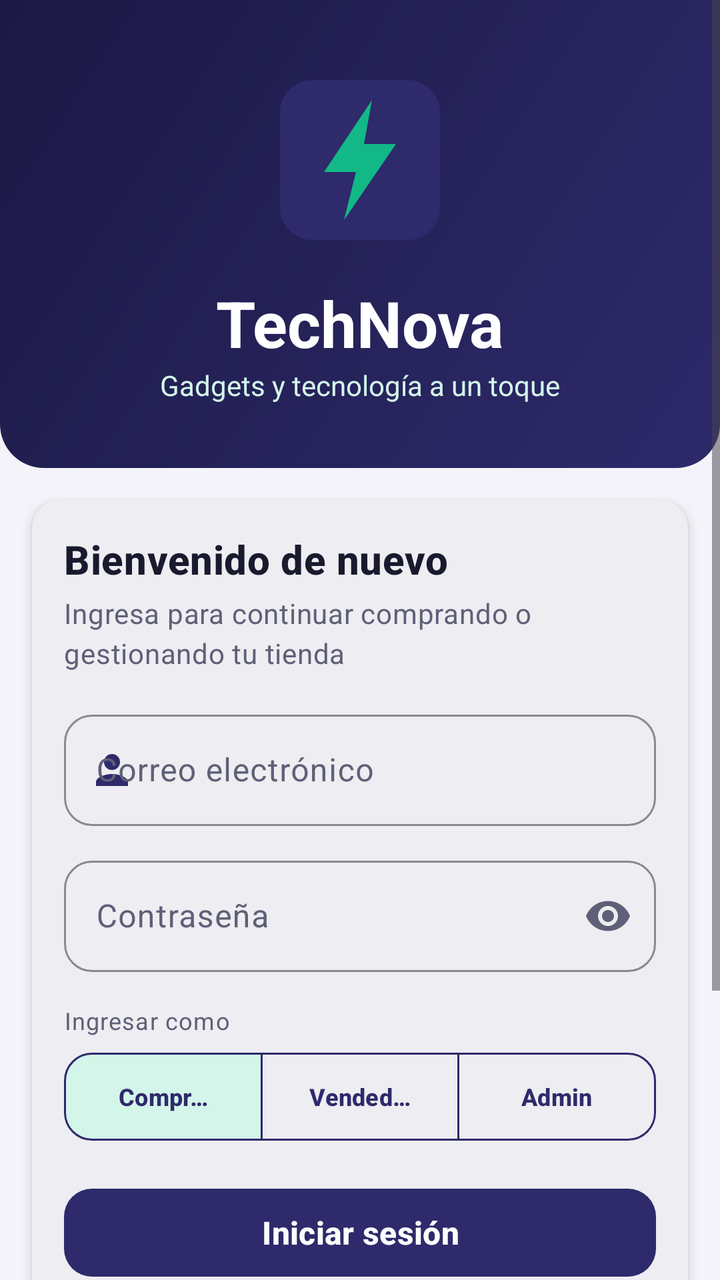
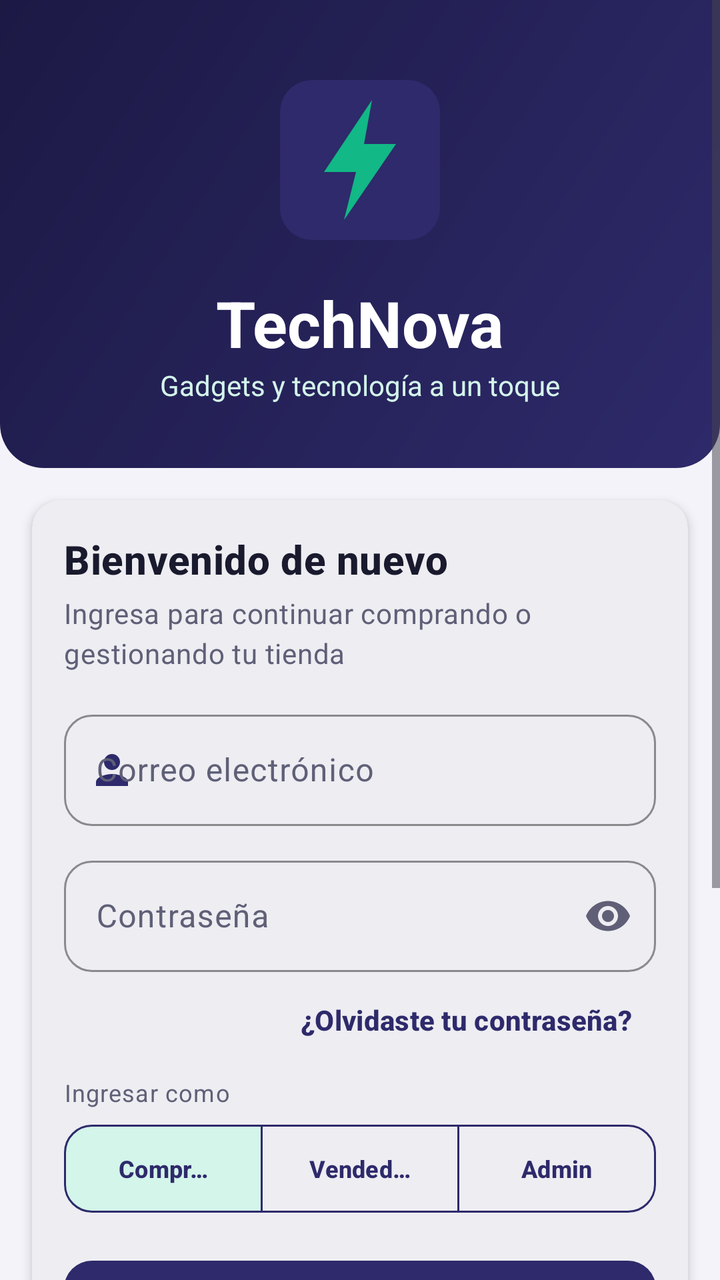

Compare the two renders of this Android layout. The source of the first and the diff that turns it into the second are given below.
<!-- AndroidManifest.xml: application theme Theme.TechNova -->
<!-- res/layout/activity_login.xml -->
<?xml version="1.0" encoding="utf-8"?>
<ScrollView xmlns:android="http://schemas.android.com/apk/res/android"
    xmlns:app="http://schemas.android.com/apk/res-auto"
    android:layout_width="match_parent"
    android:layout_height="match_parent"
    android:background="@color/tn_background"
    android:fillViewport="true">

    <androidx.constraintlayout.widget.ConstraintLayout
        android:layout_width="match_parent"
        android:layout_height="wrap_content"
        android:paddingBottom="@dimen/space_xl">

        
        <LinearLayout
            android:id="@+id/header"
            android:layout_width="0dp"
            android:layout_height="wrap_content"
            android:background="@drawable/bg_header"
            android:gravity="center"
            android:orientation="vertical"
            android:paddingTop="@dimen/space_xxl"
            android:paddingBottom="@dimen/space_xxl"
            app:layout_constraintEnd_toEndOf="parent"
            app:layout_constraintStart_toStartOf="parent"
            app:layout_constraintTop_toTopOf="parent">

            <ImageView
                android:layout_width="@dimen/logo_size"
                android:layout_height="@dimen/logo_size"
                android:contentDescription="@string/cd_logo"
                android:src="@drawable/ic_logo" />

            <TextView
                android:layout_width="wrap_content"
                android:layout_height="wrap_content"
                android:layout_marginTop="@dimen/space_m"
                android:text="@string/app_name"
                android:textColor="@color/tn_white"
                android:textSize="@dimen/text_display"
                android:textStyle="bold" />

            <TextView
                android:layout_width="wrap_content"
                android:layout_height="wrap_content"
                android:text="@string/app_slogan"
                android:textColor="@color/tn_mint_light"
                android:textSize="@dimen/text_body" />
        </LinearLayout>

        
        <com.google.android.material.card.MaterialCardView
            android:id="@+id/cardForm"
            android:layout_width="0dp"
            android:layout_height="wrap_content"
            android:layout_marginStart="@dimen/space_l"
            android:layout_marginTop="@dimen/space_l"
            android:layout_marginEnd="@dimen/space_l"
            app:layout_constraintEnd_toEndOf="parent"
            app:layout_constraintStart_toStartOf="parent"
            app:layout_constraintTop_toBottomOf="@id/header">

            <LinearLayout
                android:layout_width="match_parent"
                android:layout_height="wrap_content"
                android:orientation="vertical"
                android:padding="@dimen/space_l">

                <TextView
                    style="@style/Text.TechNova.Title"
                    android:layout_width="wrap_content"
                    android:layout_height="wrap_content"
                    android:text="@string/login_title" />

                <TextView
                    style="@style/Text.TechNova.Body"
                    android:layout_width="wrap_content"
                    android:layout_height="wrap_content"
                    android:layout_marginTop="@dimen/space_xs"
                    android:text="@string/login_subtitle" />

                <com.google.android.material.textfield.TextInputLayout
                    android:id="@+id/tilEmail"
                    android:layout_width="match_parent"
                    android:layout_height="wrap_content"
                    android:layout_marginTop="@dimen/space_l"
                    android:hint="@string/hint_email"
                    app:startIconDrawable="@drawable/ic_person"
                    app:startIconTint="@color/tn_indigo">

                    <com.google.android.material.textfield.TextInputEditText
                        android:id="@+id/etEmail"
                        android:layout_width="match_parent"
                        android:layout_height="wrap_content"
                        android:inputType="textEmailAddress" />
                </com.google.android.material.textfield.TextInputLayout>

                <com.google.android.material.textfield.TextInputLayout
                    android:id="@+id/tilPassword"
                    android:layout_width="match_parent"
                    android:layout_height="wrap_content"
                    android:layout_marginTop="@dimen/space_m"
                    android:hint="@string/hint_password"
                    app:endIconMode="password_toggle">

                    <com.google.android.material.textfield.TextInputEditText
                        android:id="@+id/etPassword"
                        android:layout_width="match_parent"
                        android:layout_height="wrap_content"
                        android:inputType="textPassword" />
                </com.google.android.material.textfield.TextInputLayout>

                <TextView
                    style="@style/Text.TechNova.Caption"
                    android:layout_width="wrap_content"
                    android:layout_height="wrap_content"
                    android:layout_marginTop="@dimen/space_l"
                    android:text="@string/label_role" />

                
                <com.google.android.material.button.MaterialButtonToggleGroup
                    android:id="@+id/toggleRole"
                    android:layout_width="match_parent"
                    android:layout_height="wrap_content"
                    android:layout_marginTop="@dimen/space_xs"
                    app:checkedButton="@id/btnRoleBuyer"
                    app:selectionRequired="true"
                    app:singleSelection="true">

                    <com.google.android.material.button.MaterialButton
                        android:id="@+id/btnRoleBuyer"
                        style="@style/Widget.TechNova.Button.Outlined"
                        android:layout_width="0dp"
                        android:layout_height="wrap_content"
                        android:layout_weight="1"
                        android:text="@string/role_buyer"
                        android:textSize="@dimen/text_caption" />

                    <com.google.android.material.button.MaterialButton
                        android:id="@+id/btnRoleSeller"
                        style="@style/Widget.TechNova.Button.Outlined"
                        android:layout_width="0dp"
                        android:layout_height="wrap_content"
                        android:layout_weight="1"
                        android:text="@string/role_seller"
                        android:textSize="@dimen/text_caption" />

                    <com.google.android.material.button.MaterialButton
                        android:id="@+id/btnRoleAdmin"
                        style="@style/Widget.TechNova.Button.Outlined"
                        android:layout_width="0dp"
                        android:layout_height="wrap_content"
                        android:layout_weight="1"
                        android:text="@string/role_admin"
                        android:textSize="@dimen/text_caption" />
                </com.google.android.material.button.MaterialButtonToggleGroup>

                <com.google.android.material.button.MaterialButton
                    android:id="@+id/btnLogin"
                    android:layout_width="match_parent"
                    android:layout_height="wrap_content"
                    android:layout_marginTop="@dimen/space_l"
                    android:text="@string/btn_login" />

                <TextView
                    style="@style/Text.TechNova.Caption"
                    android:layout_width="wrap_content"
                    android:layout_height="wrap_content"
                    android:layout_gravity="center_horizontal"
                    android:layout_marginTop="@dimen/space_s"
                    android:text="@string/txt_or" />

                <com.google.android.material.button.MaterialButton
                    android:id="@+id/btnGoogle"
                    style="@style/Widget.TechNova.Button.Outlined"
                    android:layout_width="match_parent"
                    android:layout_height="wrap_content"
                    android:layout_marginTop="@dimen/space_s"
                    android:text="@string/btn_google" />
            </LinearLayout>
        </com.google.android.material.card.MaterialCardView>

        <com.google.android.material.button.MaterialButton
            android:id="@+id/btnGoRegister"
            style="@style/Widget.TechNova.Button.Text"
            android:layout_width="wrap_content"
            android:layout_height="wrap_content"
            android:layout_marginTop="@dimen/space_m"
            android:text="@string/txt_no_account"
            app:layout_constraintEnd_toEndOf="parent"
            app:layout_constraintStart_toStartOf="parent"
            app:layout_constraintTop_toBottomOf="@id/cardForm" />

    </androidx.constraintlayout.widget.ConstraintLayout>
</ScrollView>
<!-- resources referenced by this layout -->
<resources>
  <color name="tn_background">#F4F3FA</color>
  <color name="tn_indigo">#2E2A6B</color>
  <color name="tn_mint_light">#D3F5EA</color>
  <color name="tn_white">#FFFFFF</color>
  <dimen name="logo_size">96dp</dimen>
  <dimen name="space_l">16dp</dimen>
  <dimen name="space_m">12dp</dimen>
  <dimen name="space_s">8dp</dimen>
  <dimen name="space_xl">24dp</dimen>
  <dimen name="space_xs">4dp</dimen>
  <dimen name="space_xxl">32dp</dimen>
  <dimen name="text_body">14sp</dimen>
  <dimen name="text_caption">12sp</dimen>
  <dimen name="text_display">32sp</dimen>
  <string name="app_name">TechNova</string>
  <string name="app_slogan">Gadgets y tecnología a un toque</string>
  <string name="btn_google">Continuar con Google</string>
  <string name="btn_login">Iniciar sesión</string>
  <string name="cd_logo">Logo de TechNova</string>
  <string name="hint_email">Correo electrónico</string>
  <string name="hint_password">Contraseña</string>
  <string name="label_role">Ingresar como</string>
  <string name="login_subtitle">Ingresa para continuar comprando o gestionando tu tienda</string>
  <string name="login_title">Bienvenido de nuevo</string>
  <string name="role_admin">Admin</string>
  <string name="role_buyer">Comprador</string>
  <string name="role_seller">Vendedor</string>
  <string name="txt_no_account">¿No tienes cuenta? Regístrate</string>
  <string name="txt_or">o</string>
  <style name="Text.TechNova.Body" parent="TextAppearance.Material3.BodyMedium">
          <item name="android:textSize">@dimen/text_body</item>
          <item name="android:textColor">@color/tn_text_secondary</item>
      </style>
  <style name="Text.TechNova.Caption" parent="TextAppearance.Material3.BodySmall">
          <item name="android:textSize">@dimen/text_caption</item>
          <item name="android:textColor">@color/tn_text_secondary</item>
      </style>
  <color name="tn_indigo_dark">#1C1945</color>
  <dimen name="radius_l">22dp</dimen>
  <color name="tn_mint">#12B886</color>
  <color name="tn_text_secondary">#5F6077</color>
  <dimen name="text_title">20sp</dimen>
  <color name="tn_text_primary">#1A1A2E</color>
  <dimen name="button_height">52dp</dimen>
  <dimen name="radius_m">14dp</dimen>
  <dimen name="text_subtitle">16sp</dimen>
  <dimen name="touch_min">48dp</dimen>
  <color name="tn_indigo_light">#E6E4F7</color>
  <color name="tn_coral">#FF6B4A</color>
  <color name="tn_status_error">#E5484D</color>
  <color name="tn_surface">#FFFFFF</color>
  <color name="tn_divider">#DCDBE8</color>
  <dimen name="card_elevation">3dp</dimen>
  <!-- unchanged entries left out for length: 10 -->
</resources>

<!-- the commit's change to res/layout/activity_login.xml (unified diff, before → after) -->
@@ -110,11 +110,20 @@
                         android:inputType="textPassword" />
                 </com.google.android.material.textfield.TextInputLayout>
 
+                
+                <com.google.android.material.button.MaterialButton
+                    android:id="@+id/btnForgot"
+                    style="@style/Widget.TechNova.Button.Text"
+                    android:layout_width="wrap_content"
+                    android:layout_height="wrap_content"
+                    android:layout_gravity="end"
+                    android:text="@string/txt_forgot_password" />
+
                 <TextView
                     style="@style/Text.TechNova.Caption"
                     android:layout_width="wrap_content"
                     android:layout_height="wrap_content"
-                    android:layout_marginTop="@dimen/space_l"
+                    android:layout_marginTop="@dimen/space_xs"
                     android:text="@string/label_role" />
 
                 
@@ -169,6 +178,18 @@
                     android:layout_gravity="center_horizontal"
                     android:layout_marginTop="@dimen/space_s"
                     android:text="@string/txt_or" />
+
+                
+                <com.google.android.material.button.MaterialButton
+                    android:id="@+id/btnBiometric"
+                    style="@style/Widget.TechNova.Button.Outlined"
+                    android:layout_width="match_parent"
+                    android:layout_height="wrap_content"
+                    android:layout_marginTop="@dimen/space_s"
+                    android:text="@string/btn_biometric"
+                    app:icon="@drawable/ic_fingerprint"
+                    app:iconGravity="textStart"
+                    app:iconTint="@color/tn_indigo" />
 
                 <com.google.android.material.button.MaterialButton
                     android:id="@+id/btnGoogle"
<!-- resource entries referenced after the edit -->
@@ -14,8 +14,42 @@
   <dimen name="text_body">14sp</dimen>
   <dimen name="text_caption">12sp</dimen>
   <dimen name="text_display">32sp</dimen>
+  <!-- drawable ic_fingerprint (drawable) -->
+  <?xml version="1.0" encoding="utf-8"?>
+  <vector xmlns:android="http://schemas.android.com/apk/res/android"
+      android:width="24dp"
+      android:height="24dp"
+      android:viewportWidth="24"
+      android:viewportHeight="24">
+      <path
+          android:pathData="M4.5,9.5a8,8 0 0 1 15,0"
+          android:strokeWidth="1.6"
+          android:strokeColor="@color/tn_indigo"
+          android:strokeLineCap="round" />
+      <path
+          android:pathData="M6.5,19c1,-1.8 1.5,-3.8 1.5,-6v-1a4,4 0 0 1 8,0v1.5"
+          android:strokeWidth="1.6"
+          android:strokeColor="@color/tn_indigo"
+          android:strokeLineCap="round" />
+      <path
+          android:pathData="M12,12v1.5c0,3 -0.8,5.6 -2.2,7.5"
+          android:strokeWidth="1.6"
+          android:strokeColor="@color/tn_indigo"
+          android:strokeLineCap="round" />
+      <path
+          android:pathData="M16,16.5c-0.2,1.6 -0.7,3.1 -1.4,4.5"
+          android:strokeWidth="1.6"
+          android:strokeColor="@color/tn_indigo"
+          android:strokeLineCap="round" />
+      <path
+          android:pathData="M19.5,13c0,1.3 -0.1,2.5 -0.4,3.7"
+          android:strokeWidth="1.6"
+          android:strokeColor="@color/tn_indigo"
+          android:strokeLineCap="round" />
+  </vector>
   <string name="app_name">TechNova</string>
   <string name="app_slogan">Gadgets y tecnología a un toque</string>
+  <string name="btn_biometric">Ingresar con huella</string>
   <string name="btn_google">Continuar con Google</string>
   <string name="btn_login">Iniciar sesión</string>
   <string name="cd_logo">Logo de TechNova</string>
@@ -27,6 +61,7 @@
   <string name="role_admin">Admin</string>
   <string name="role_buyer">Comprador</string>
   <string name="role_seller">Vendedor</string>
+  <string name="txt_forgot_password">¿Olvidaste tu contraseña?</string>
   <string name="txt_no_account">¿No tienes cuenta? Regístrate</string>
   <string name="txt_or">o</string>
   <style name="Text.TechNova.Body" parent="TextAppearance.Material3.BodyMedium">
